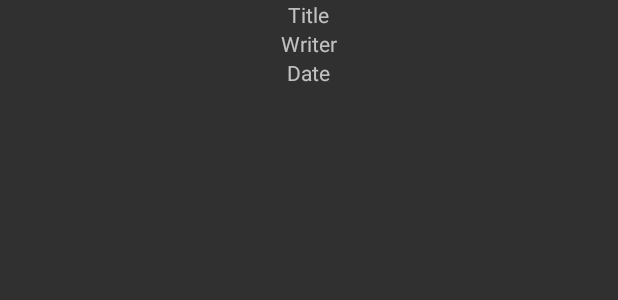
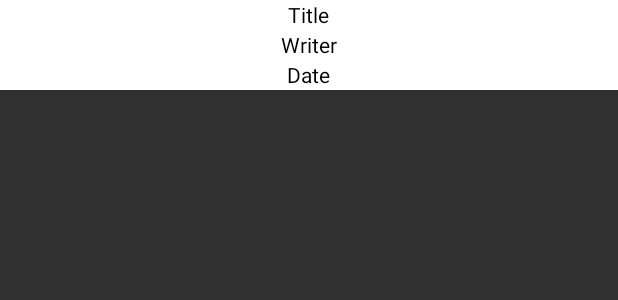
Before and after one commit to Frappuccino-2015/ESC, an Android app: the layout itemstyle.xml on its own in the app's theme, with its tools: preview values and no code run, on a phone screen of 412 x 824 dp. Shown: the top 300 px of the screen. Run offline under Robolectric (Android 15) with nearby library versions, the phone set to English and light mode, and no system bars.

Commit message:
link 연결

```diff
--- a/app/src/main/res/layout/itemstyle.xml
+++ b/app/src/main/res/layout/itemstyle.xml
@@ -10,25 +10,28 @@
         android:layout_height="wrap_content"
         android:orientation="vertical"
         android:gravity="center"
-        android:layout_marginBottom="10dp">
+        android:background="#ffffffff">
 
             <TextView
                 android:layout_width="wrap_content"
-                android:layout_height="wrap_content"
+                android:layout_height="20dp"
                 android:text="Title"
-                android:id="@+id/item_title" />
+                android:id="@+id/item_title"
+                android:textColor="#ff000000"/>
 
             <TextView
                 android:layout_width="wrap_content"
-                android:layout_height="wrap_content"
+                android:layout_height="20dp"
                 android:text="Writer"
-                android:id="@+id/item_writer" />
+                android:id="@+id/item_writer"
+                android:textColor="#ff000000"/>
 
             <TextView
                 android:layout_width="wrap_content"
-                android:layout_height="wrap_content"
+                android:layout_height="20dp"
                 android:text="Date"
-                android:id="@+id/item_date" />
+                android:id="@+id/item_date"
+                android:textColor="#ff000000"/>
 
         </LinearLayout>
 
```
Also changed, not shown: app/src/main/java/com/example/esc/esc/MainActivity.java (+9 -10 lines), app/src/main/res/layout/activity_main.xml (+6 -10 lines).
